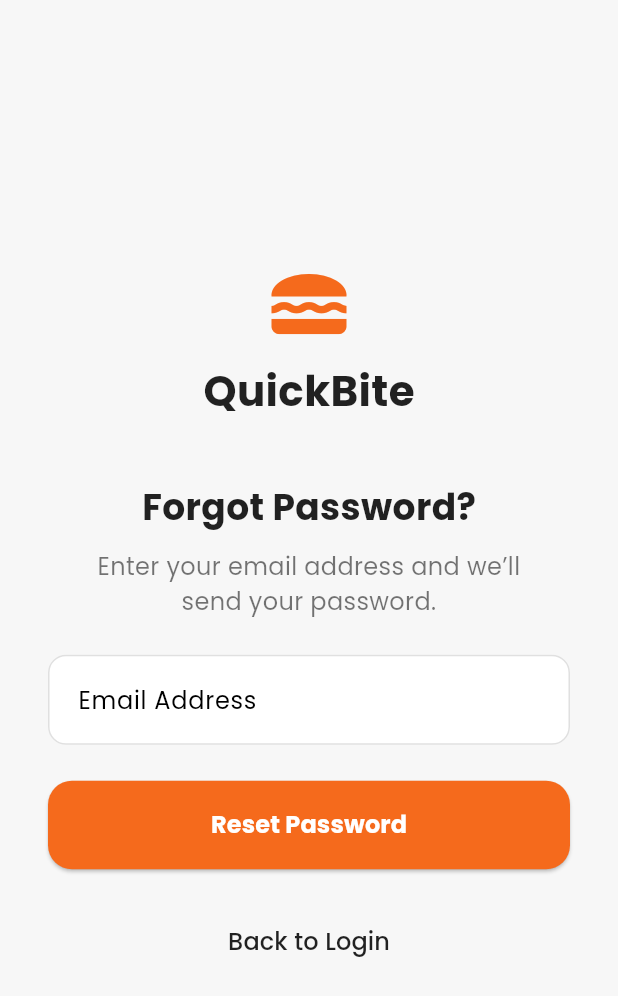
After one commit to loda616/quick_bite, a Flutter app: the screen it shows after launch, after a tap on "Forgot Password?", on a phone screen of 412 x 824 dp. The commit adds this screen. Shown: the top 996 px of the screen. Run offline on Flutter 3.47's test engine with Material 3 defaults, Android fonts, the phone set to English and light mode, and no system bars; our stand-ins replace google_fonts.

Commit message:
QB-1-forget_screen : add forget_password_screen.dart

```diff
--- a/lib/main.dart
+++ b/lib/main.dart
@@ -5,7 +5,7 @@ import 'screens/home_screen.dart';
 import 'screens/favorites_screen.dart';
 import 'screens/orders_screen.dart';
 import 'screens/settings_screen.dart';
-import 'screens/login_screen.dart';
+import 'screens/auth/login_screen.dart';
 import 'providers/auth_provider.dart';
 import 'providers/cart_provider.dart';
 
--- /dev/null
+++ b/lib/screens/auth/forget_password_screen.dart
@@ -0,0 +1,118 @@
+import 'package:flutter/material.dart';
+
+class ForgetPasswordScreen extends StatelessWidget {
+  const ForgetPasswordScreen({Key? key}) : super(key: key);
+
+  @override
+  Widget build(BuildContext context) {
+    const themeColor = Color(0xFFF56A1C); // Orange button color
+
+    return Scaffold(
+      backgroundColor: const Color(0xFFF7F7F7),
+      body: Center(
+        child: Padding(
+          padding: const EdgeInsets.symmetric(horizontal: 32.0),
+          child: Column(
+            mainAxisAlignment: MainAxisAlignment.center,
+            children: [
+              // Logo
+              const Column(
+                children: [
+                  Icon(Icons.lunch_dining, size: 60, color: themeColor),
+                  SizedBox(height: 8),
+                  Text(
+                    'QuickBite',
+                    style: TextStyle(
+                      fontSize: 28,
+                      fontWeight: FontWeight.bold,
+                      color: Colors.black87,
+                    ),
+                  ),
+                ],
+              ),
+              const SizedBox(height: 40),
+
+              // Title
+              const Text(
+                'Forgot Password?',
+                style: TextStyle(
+                  fontSize: 24,
+                  fontWeight: FontWeight.bold,
+                  color: Colors.black87,
+                ),
+              ),
+              const SizedBox(height: 12),
+
+              // Description
+              const Text(
+                'Enter your email address and we’ll\nsend your password.',
+                textAlign: TextAlign.center,
+                style: TextStyle(
+                  fontSize: 16,
+                  color: Colors.black54,
+                ),
+              ),
+              const SizedBox(height: 24),
+
+              // Email Input
+              TextField(
+                decoration: InputDecoration(
+                  hintText: 'Email Address',
+                  filled: true,
+                  fillColor: Colors.white,
+                  contentPadding:
+                  const EdgeInsets.symmetric(horizontal: 16, vertical: 18),
+                  border: OutlineInputBorder(
+                    borderRadius: BorderRadius.circular(12),
+                    borderSide: BorderSide(color: Colors.grey.shade300),
+                  ),
+                  enabledBorder: OutlineInputBorder(
+                    borderRadius: BorderRadius.circular(12),
+                    borderSide: BorderSide(color: Colors.grey.shade300),
+                  ),
+                ),
+              ),
+              const SizedBox(height: 24),
+
+              // Reset Password Button
+              SizedBox(
+                width: double.infinity,
+                child: ElevatedButton(
+                  onPressed: () {
+                    // Add logic here
+                  },
+                  style: ElevatedButton.styleFrom(
+                    backgroundColor: themeColor,
+                    padding: const EdgeInsets.symmetric(vertical: 18),
+                    shape: RoundedRectangleBorder(
+                      borderRadius: BorderRadius.circular(16),
+                    ),
+                  ),
+                  child: const Text(
+                    'Reset Password',
+                    style: TextStyle(fontSize: 16, fontWeight: FontWeight.bold),
+                  ),
+                ),
+              ),
+              const SizedBox(height: 24),
+
+              // Back to Login
+              TextButton(
+                onPressed: () {
+                  Navigator.pop(context);
+                },
+                child: const Text(
+                  'Back to Login',
+                  style: TextStyle(
+                    fontSize: 16,
+                    color: Colors.black87,
+                  ),
+                ),
+              ),
+            ],
+          ),
+        ),
+      ),
+    );
+  }
+}
--- a/lib/screens/login_screen.dart
+++ b/lib/screens/auth/login_screen.dart
@@ -1,9 +1,9 @@
 import 'package:flutter/material.dart';
 import 'package:provider/provider.dart';
-import '../providers/auth_provider.dart';
-import '../theme/app_theme.dart';
+import 'package:quick_bite/screens/auth/forget_password_screen.dart';
+import '../../providers/auth_provider.dart';
 import 'registration_screen.dart';
-import '../main.dart';
+import '../../main.dart';
 
 class LoginScreen extends StatefulWidget {
   const LoginScreen({super.key});
@@ -115,6 +115,26 @@ class _LoginScreenState extends State<LoginScreen> {
                     return null;
                   },
                 ),
+                const SizedBox(height: 8),
+                Align(
+                  alignment: Alignment.centerRight,
+                  child: TextButton(
+                    onPressed: () {
+                      Navigator.of(context).push(
+                        MaterialPageRoute(
+                          builder: (context) => const ForgetPasswordScreen(),
+                        ),
+                      );
+                    },
+                    child: const Text(
+                      'Forgot Password?',
+                      style: TextStyle(
+                        color: Colors.orange,
+                        fontWeight: FontWeight.bold,
+                      ),
+                    ),
+                  ),
+                ),
                 const SizedBox(height: 24),
                 ElevatedButton(
                   onPressed: _isLoading ? null : _login,
--- a/lib/screens/registration_screen.dart
+++ b/lib/screens/auth/registration_screen.dart
@@ -1,8 +1,8 @@
 import 'package:flutter/material.dart';
 import 'package:provider/provider.dart';
-import '../providers/auth_provider.dart';
-import '../theme/app_theme.dart';
-import '../main.dart';
+import '../../providers/auth_provider.dart';
+import '../../theme/app_theme.dart';
+import '../../main.dart';
 
 class RegistrationScreen extends StatefulWidget {
   const RegistrationScreen({super.key});
```
